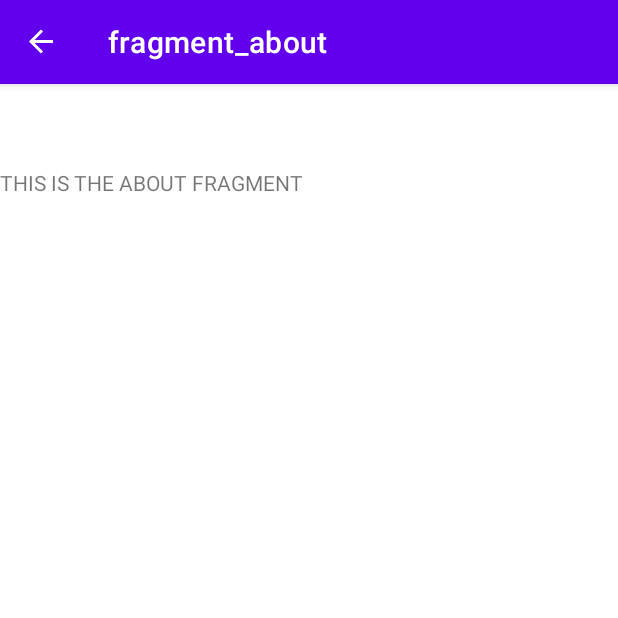
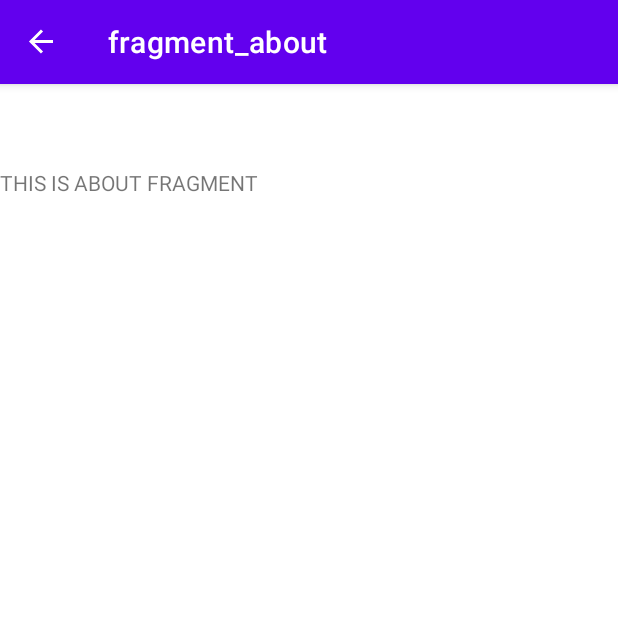
Before and after one commit to imoulas/sample-android-kotlin-expense-app, an Android app: the AboutFragment screen opened through its navigation route, on a phone screen of 412 x 824 dp, the top half of it. Run offline under Robolectric (Android 15) with nearby library versions, the phone set to English and light mode, and no system bars; our stand-ins replace navigation-ui.

Commit message:
about page

```diff
--- a/app/src/main/res/layout/fragment_about.xml
+++ b/app/src/main/res/layout/fragment_about.xml
@@ -9,6 +9,6 @@
     <TextView
         android:layout_width="match_parent"
         android:layout_height="match_parent"
-        android:text="THIS IS THE ABOUT FRAGMENT" />
+        android:text="THIS IS ABOUT FRAGMENT" />
 
 </FrameLayout>
--- a/app/src/main/res/layout/fragment_home.xml
+++ b/app/src/main/res/layout/fragment_home.xml
@@ -12,7 +12,7 @@
         android:layout_height="wrap_content"
         android:layout_marginStart="8dp"
         android:layout_marginTop="8dp"
-        android:layout_marginEnd="8dp"
+        android:layout_marginEnd="10dp"
         android:textAlignment="center"
         android:textSize="20sp"
         app:layout_constraintBottom_toBottomOf="parent"
```
